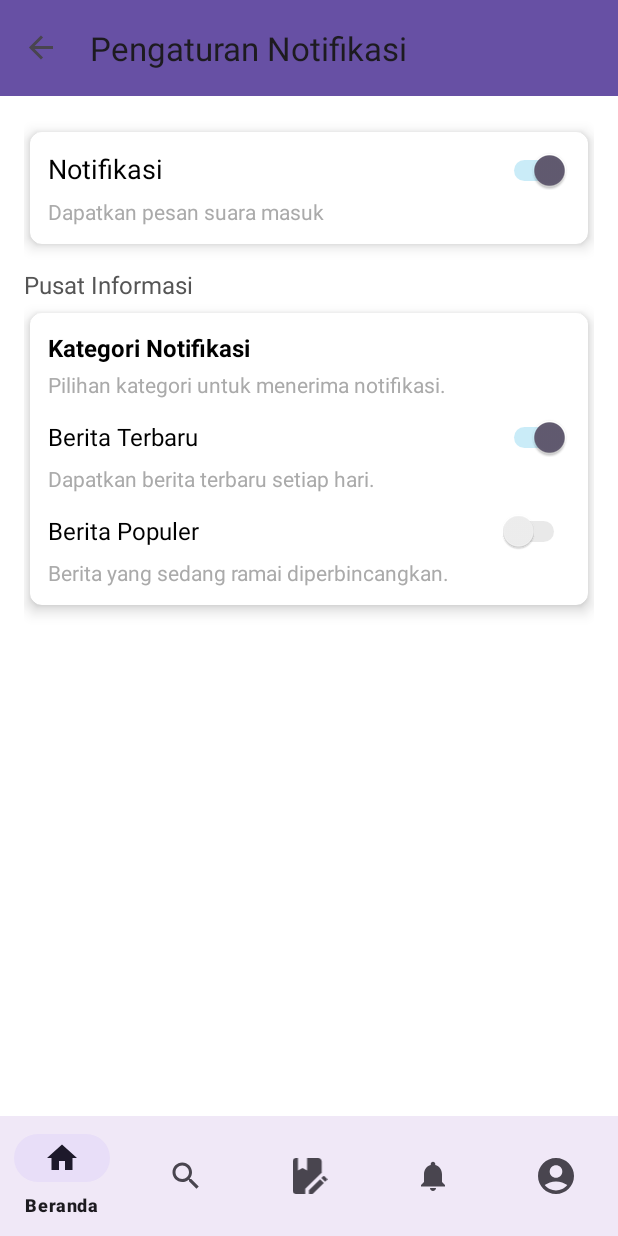
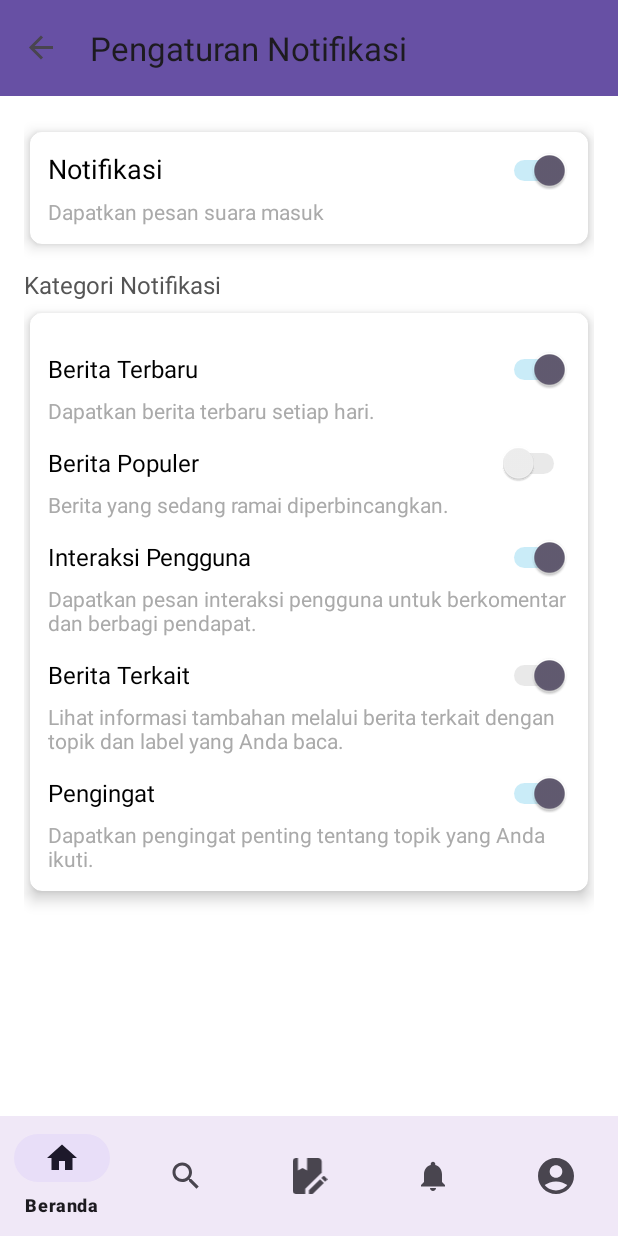
Before and after one commit to DevMossTeam/KabarE-Mobile, an Android app: the SettingNotifikasiFragment screen opened through its navigation route, on a phone screen of 412 x 824 dp. Run offline under Robolectric (Android 15) with nearby library versions, the phone set to English and light mode, and no system bars; our stand-ins replace navigation-ui.

Commit message:
update setting

```diff
--- a/app/src/main/java/com/devmoss/kabare/ui/profile/settings/SettingNotifikasiFragment.kt
+++ b/app/src/main/java/com/devmoss/kabare/ui/profile/settings/SettingNotifikasiFragment.kt
@@ -8,6 +8,8 @@ import android.content.Context
 import android.content.Intent
 import android.content.SharedPreferences
 import android.content.pm.PackageManager
+import android.media.AudioAttributes
+import android.net.Uri
 import android.os.Build
 import android.os.Bundle
 import android.view.LayoutInflater
@@ -20,8 +22,6 @@ import androidx.core.app.NotificationCompat
 import androidx.core.app.NotificationManagerCompat
 import androidx.fragment.app.Fragment
 import com.devmoss.kabare.MainActivity
-import android.media.RingtoneManager
-import android.net.Uri
 import com.devmoss.kabare.R
 
 class SettingNotifikasiFragment : Fragment() {
@@ -29,6 +29,9 @@ class SettingNotifikasiFragment : Fragment() {
     private lateinit var switchNotifikasi: Switch
     private lateinit var switchBeritaTerbaru: Switch
     private lateinit var switchBeritaPopuler: Switch
+    private lateinit var switchInteraksiPengguna: Switch
+    private lateinit var switchBeritaTerkait: Switch
+    private lateinit var switchPengingat: Switch
     private lateinit var sharedPreferences: SharedPreferences
 
     companion object {
@@ -40,11 +43,12 @@ class SettingNotifikasiFragment : Fragment() {
         const val NOTIFICATION_ID = 1
     }
 
+    // Register for permission request result
     private val requestPermissionLauncher = registerForActivityResult(
         ActivityResultContracts.RequestPermission()
     ) { isGranted: Boolean ->
         if (!isGranted) {
-            // Permission denied. Show a message to the user explaining the permission requirement
+            // Inform the user why notification permission is necessary
         }
     }
 
@@ -56,66 +60,76 @@ class SettingNotifikasiFragment : Fragment() {
 
         sharedPreferences = requireContext().getSharedPreferences(PREFS_NAME, Context.MODE_PRIVATE)
 
+        // Initialize switches
         switchNotifikasi = view.findViewById(R.id.switch_notifikasi)
         switchBeritaTerbaru = view.findViewById(R.id.switch_berita_terbaru)
         switchBeritaPopuler = view.findViewById(R.id.switch_berita_populer)
+        switchInteraksiPengguna = view.findViewById(R.id.switch_interaksi_pengguna)
+        switchBeritaTerkait = view.findViewById(R.id.switch_berita_terkait)
+        switchPengingat = view.findViewById(R.id.switch_pengingat)
 
-        createNotificationChannel()
-        loadSettings()
-        setupListeners()
+        createNotificationChannel() // Create the notification channel
+        loadSettings() // Load saved settings
+        setupListeners() // Set up listener for switches
 
         return view
     }
 
     private fun loadSettings() {
-        val notifikasiEnabled = sharedPreferences.getBoolean(KEY_NOTIFIKASI, true)
-        val beritaTerbaruEnabled = sharedPreferences.getBoolean(KEY_BERITA_TERBARU, true)
-        val beritaPopulerEnabled = sharedPreferences.getBoolean(KEY_BERITA_POPULER, false)
+        // Load the preferences and set the switches accordingly
+        switchNotifikasi.isChecked = sharedPreferences.getBoolean(KEY_NOTIFIKASI, true)
+        switchBeritaTerbaru.isChecked = sharedPreferences.getBoolean(KEY_BERITA_TERBARU, true)
+        switchBeritaPopuler.isChecked = sharedPreferences.getBoolean(KEY_BERITA_POPULER, false)
+        switchInteraksiPengguna.isChecked = sharedPreferences.getBoolean("interaksi_pengguna", true)
+        switchBeritaTerkait.isChecked = sharedPreferences.getBoolean("berita_terkait", true)
+        switchPengingat.isChecked = sharedPreferences.getBoolean("pengingat", true)
 
-        switchNotifikasi.isChecked = notifikasiEnabled
-        switchBeritaTerbaru.isChecked = beritaTerbaruEnabled
-        switchBeritaPopuler.isChecked = beritaPopulerEnabled
-
-        setCategorySwitchesEnabled(notifikasiEnabled)
+        // Enable or disable category switches based on notification setting
+        setCategorySwitchesEnabled(switchNotifikasi.isChecked)
     }
 
     private fun setupListeners() {
+        // Set up listener for main notification switch
         switchNotifikasi.setOnCheckedChangeListener { _, isChecked ->
             savePreference(KEY_NOTIFIKASI, isChecked)
             setCategorySwitchesEnabled(isChecked)
             checkAndRequestNotificationPermission()
-            sendNotification(
-                "Notifikasi",
-                "Notifikasi telah ${if (isChecked) "diaktifkan" else "dinonaktifkan"}"
-            )
+            sendNotification("Notifikasi", "Notifikasi telah ${if (isChecked) "diaktifkan" else "dinonaktifkan"}")
+
+            // If notifications are disabled, ensure the other switches are also unchecked
+            if (!isChecked) {
+                switchBeritaTerbaru.isChecked = false
+                switchBeritaPopuler.isChecked = false
+                switchInteraksiPengguna.isChecked = false
+                switchBeritaTerkait.isChecked = false
+                switchPengingat.isChecked = false
+                savePreference(KEY_BERITA_TERBARU, false)
+                savePreference(KEY_BERITA_POPULER, false)
+                savePreference("interaksi_pengguna", false)
+                savePreference("berita_terkait", false)
+                savePreference("pengingat", false)
+            }
         }
 
-        switchBeritaTerbaru.setOnCheckedChangeListener { _, isChecked ->
-            savePreference(KEY_BERITA_TERBARU, isChecked)
-            checkAndRequestNotificationPermission()
-            sendNotification(
-                "Berita Terbaru",
-                "Berita Terbaru telah ${if (isChecked) "diaktifkan" else "dinonaktifkan"}"
-            )
+        // Set up listeners for each category switch
+        setupCategorySwitchListener(switchBeritaTerbaru, KEY_BERITA_TERBARU, "Berita Terbaru")
+        setupCategorySwitchListener(switchBeritaPopuler, KEY_BERITA_POPULER, "Berita Populer")
+        setupCategorySwitchListener(switchInteraksiPengguna, "interaksi_pengguna", "Interaksi Pengguna")
+        setupCategorySwitchListener(switchBeritaTerkait, "berita_terkait", "Berita Terkait")
+        setupCategorySwitchListener(switchPengingat, "pengingat", "Pengingat")
     }
 
-        switchBeritaPopuler.setOnCheckedChangeListener { _, isChecked ->
-            savePreference(KEY_BERITA_POPULER, isChecked)
+    private fun setupCategorySwitchListener(switch: Switch, key: String, title: String) {
+        switch.setOnCheckedChangeListener { _, isChecked ->
+            savePreference(key, isChecked)
             checkAndRequestNotificationPermission()
-            sendNotification(
-                "Berita Populer",
-                "Berita Populer telah ${if (isChecked) "diaktifkan" else "dinonaktifkan"}"
-            )
+            sendNotification(title, "$title telah ${if (isChecked) "diaktifkan" else "dinonaktifkan"}")
         }
     }
 
     private fun checkAndRequestNotificationPermission() {
         if (Build.VERSION.SDK_INT >= Build.VERSION_CODES.TIRAMISU) {
-            if (ActivityCompat.checkSelfPermission(
-                    requireContext(),
-                    Manifest.permission.POST_NOTIFICATIONS
-                ) != PackageManager.PERMISSION_GRANTED
-            ) {
+            if (ActivityCompat.checkSelfPermission(requireContext(), Manifest.permission.POST_NOTIFICATIONS) != PackageManager.PERMISSION_GRANTED) {
                 requestPermissionLauncher.launch(Manifest.permission.POST_NOTIFICATIONS)
             }
         }
@@ -131,34 +145,36 @@ class SettingNotifikasiFragment : Fragment() {
     private fun setCategorySwitchesEnabled(enabled: Boolean) {
         switchBeritaTerbaru.isEnabled = enabled
         switchBeritaPopuler.isEnabled = enabled
+        switchInteraksiPengguna.isEnabled = enabled
+        switchBeritaTerkait.isEnabled = enabled
+        switchPengingat.isEnabled = enabled
     }
 
     private fun createNotificationChannel() {
         if (Build.VERSION.SDK_INT >= Build.VERSION_CODES.O) {
-            val notificationManager =
-                requireContext().getSystemService(Context.NOTIFICATION_SERVICE) as NotificationManager
+            val notificationManager = requireContext().getSystemService(Context.NOTIFICATION_SERVICE) as NotificationManager
 
-            // Menghapus channel lama jika sudah ada
-            notificationManager.deleteNotificationChannel(CHANNEL_ID)
-
+            // Check if channel already exists
+            if (notificationManager.getNotificationChannel(CHANNEL_ID) == null) {
                 val name = getString(R.string.notification_channel_name)
                 val descriptionText = getString(R.string.notification_channel_description)
                 val importance = NotificationManager.IMPORTANCE_HIGH
                 val soundUri = Uri.parse("android.resource://${requireContext().packageName}/raw/kabare")
 
-            val audioAttributes = android.media.AudioAttributes.Builder()
-                .setContentType(android.media.AudioAttributes.CONTENT_TYPE_SONIFICATION)
-                .setUsage(android.media.AudioAttributes.USAGE_NOTIFICATION)
+                val audioAttributes = AudioAttributes.Builder()
+                    .setContentType(AudioAttributes.CONTENT_TYPE_SONIFICATION)
+                    .setUsage(AudioAttributes.USAGE_NOTIFICATION)
                     .build()
 
-            // Membuat channel dengan pengaturan suara kustom
+                // Create the notification channel
                 val channel = NotificationChannel(CHANNEL_ID, name, importance).apply {
                     description = descriptionText
                     setSound(soundUri, audioAttributes)
                 }
 
-            // Mendaftarkan channel dengan sistem
+                // Register the channel with the system
                 notificationManager.createNotificationChannel(channel)
+            }
         }
     }
 
@@ -176,24 +192,20 @@ class SettingNotifikasiFragment : Fragment() {
         val soundUri = Uri.parse("android.resource://${requireContext().packageName}/raw/kabare")
 
         val builder = NotificationCompat.Builder(requireContext(), CHANNEL_ID)
-            .setSmallIcon(R.drawable.kabare) // Ganti dengan ikon notifikasi yang sesuai
+            .setSmallIcon(R.drawable.kabare) // Change to your notification icon
             .setContentTitle(title)
             .setContentText(content)
             .setPriority(NotificationCompat.PRIORITY_DEFAULT)
             .setContentIntent(pendingIntent)
-            .setSound(soundUri) // Mengatur nada dering kustom pada notifikasi
+            .setSound(soundUri) // Set custom sound for notification
             .setAutoCancel(true)
 
         with(NotificationManagerCompat.from(requireContext())) {
             if (Build.VERSION.SDK_INT >= Build.VERSION_CODES.TIRAMISU) {
-                if (ActivityCompat.checkSelfPermission(
-                        requireContext(),
-                        Manifest.permission.POST_NOTIFICATIONS
-                    ) == PackageManager.PERMISSION_GRANTED
-                ) {
+                if (ActivityCompat.checkSelfPermission(requireContext(), Manifest.permission.POST_NOTIFICATIONS) == PackageManager.PERMISSION_GRANTED) {
                     notify(NOTIFICATION_ID, builder.build())
                 } else {
-                    requestPermissions(arrayOf(Manifest.permission.POST_NOTIFICATIONS), 1)
+                    requestPermissionLauncher.launch(Manifest.permission.POST_NOTIFICATIONS)
                 }
             } else {
                 notify(NOTIFICATION_ID, builder.build())
--- a/app/src/main/res/layout/fragment_settingnotifikasi.xml
+++ b/app/src/main/res/layout/fragment_settingnotifikasi.xml
@@ -67,7 +67,7 @@
         android:id="@+id/tv_category_notifikasi"
         android:layout_width="wrap_content"
         android:layout_height="wrap_content"
-        android:text="Pusat Informasi"
+        android:text="Kategori Notifikasi"
         android:textColor="#555555"
         android:textSize="16sp"
         android:layout_marginTop="16dp"
@@ -93,25 +93,6 @@
             android:layout_height="wrap_content"
             android:padding="12dp"
             android:orientation="vertical">
-
-            <!-- Kategori Notifikasi -->
-            <TextView
-                android:id="@+id/tv_kategori_notifikasi"
-                android:layout_width="wrap_content"
-                android:layout_height="wrap_content"
-                android:text="Kategori Notifikasi"
-                android:textColor="@android:color/black"
-                android:textSize="16sp"
-                android:textStyle="bold" />
-
-            <TextView
-                android:id="@+id/tv_kategori_notifikasi_desc"
-                android:layout_width="wrap_content"
-                android:layout_height="wrap_content"
-                android:text="Pilihan kategori untuk menerima notifikasi."
-                android:textColor="@android:color/darker_gray"
-                android:textSize="14sp"
-                android:layout_marginTop="4dp" />
 
             <!-- Opsi Berita Terbaru -->
             <LinearLayout
@@ -180,6 +161,108 @@
                 android:textColor="@android:color/darker_gray"
                 android:textSize="14sp"
                 android:layout_marginTop="4dp" />
+
+            <!-- Opsi Interaksi Pengguna -->
+            <LinearLayout
+                android:id="@+id/ll_interaksi_pengguna"
+                android:layout_width="match_parent"
+                android:layout_height="wrap_content"
+                android:layout_marginTop="12dp"
+                android:orientation="horizontal">
+
+                <TextView
+                    android:id="@+id/tv_interaksi_pengguna"
+                    android:layout_width="0dp"
+                    android:layout_height="wrap_content"
+                    android:text="Interaksi Pengguna"
+                    android:textColor="@android:color/black"
+                    android:textSize="16sp"
+                    android:layout_weight="1" />
+
+                <Switch
+                    android:id="@+id/switch_interaksi_pengguna"
+                    android:layout_width="wrap_content"
+                    android:layout_height="wrap_content"
+                    android:checked="true"
+                    android:trackTint="@android:color/holo_blue_light" />
+            </LinearLayout>
+
+            <TextView
+                android:id="@+id/tv_interaksi_pengguna_desc"
+                android:layout_width="wrap_content"
+                android:layout_height="wrap_content"
+                android:text="Dapatkan pesan interaksi pengguna untuk berkomentar dan berbagi pendapat."
+                android:textColor="@android:color/darker_gray"
+                android:textSize="14sp"
+                android:layout_marginTop="4dp" />
+
+            <!-- Opsi Berita Terkait -->
+            <LinearLayout
+                android:id="@+id/ll_berita_terkait"
+                android:layout_width="match_parent"
+                android:layout_height="wrap_content"
+                android:layout_marginTop="12dp"
+                android:orientation="horizontal">
+
+                <TextView
+                    android:id="@+id/tv_berita_terkait"
+                    android:layout_width="0dp"
+                    android:layout_height="wrap_content"
+                    android:text="Berita Terkait"
+                    android:textColor="@android:color/black"
+                    android:textSize="16sp"
+                    android:layout_weight="1" />
+
+                <Switch
+                    android:id="@+id/switch_berita_terkait"
+                    android:layout_width="wrap_content"
+                    android:layout_height="wrap_content"
+                    android:checked="false"
+                    android:trackTint="@android:color/darker_gray" />
+            </LinearLayout>
+
+            <TextView
+                android:id="@+id/tv_berita_terkait_desc"
+                android:layout_width="wrap_content"
+                android:layout_height="wrap_content"
+                android:text="Lihat informasi tambahan melalui berita terkait dengan topik dan label yang Anda baca."
+                android:textColor="@android:color/darker_gray"
+                android:textSize="14sp"
+                android:layout_marginTop="4dp" />
+
+            <!-- Opsi Pengingat -->
+            <LinearLayout
+                android:id="@+id/ll_pengingat"
+                android:layout_width="match_parent"
+                android:layout_height="wrap_content"
+                android:layout_marginTop="12dp"
+                android:orientation="horizontal">
+
+                <TextView
+                    android:id="@+id/tv_pengingat"
+                    android:layout_width="0dp"
+                    android:layout_height="wrap_content"
+                    android:text="Pengingat"
+                    android:textColor="@android:color/black"
+                    android:textSize="16sp"
+                    android:layout_weight="1" />
+
+                <Switch
+                    android:id="@+id/switch_pengingat"
+                    android:layout_width="wrap_content"
+                    android:layout_height="wrap_content"
+                    android:checked="true"
+                    android:trackTint="@android:color/holo_blue_light" />
+            </LinearLayout>
+
+            <TextView
+                android:id="@+id/tv_pengingat_desc"
+                android:layout_width="wrap_content"
+                android:layout_height="wrap_content"
+                android:text="Dapatkan pengingat penting tentang topik yang Anda ikuti."
+                android:textColor="@android:color/darker_gray"
+                android:textSize="14sp"
+                android:layout_marginTop="4dp" />
         </LinearLayout>
     </androidx.cardview.widget.CardView>
 </androidx.constraintlayout.widget.ConstraintLayout>
--- a/app/src/main/res/layout/fragment_umum.xml
+++ b/app/src/main/res/layout/fragment_umum.xml
@@ -395,16 +395,18 @@
             android:layout_width="0dp"
             android:layout_height="wrap_content"
             android:layout_marginHorizontal="4dp"
-            android:layout_marginTop="4dp"
+            android:layout_marginTop="12dp"
             android:layout_marginBottom="120dp"
             android:padding="16dp"
             app:cardBackgroundColor="@android:color/white"
             app:cardCornerRadius="8dp"
             app:cardElevation="8dp"
-            app:layout_constraintBottom_toBottomOf="parent"
             app:layout_constraintEnd_toEndOf="parent"
             app:layout_constraintStart_toStartOf="parent"
-            app:layout_constraintTop_toBottomOf="@id/tv_about_user">
+            app:layout_constraintBottom_toBottomOf="parent"
+            app:layout_constraintTop_toBottomOf="@id/tv_about_user"
+            app:layout_constraintVertical_bias="0.1">
+
 
             <LinearLayout
                 android:layout_width="match_parent"
```
Lines whose indentation alone changed are shown as unchanged.
